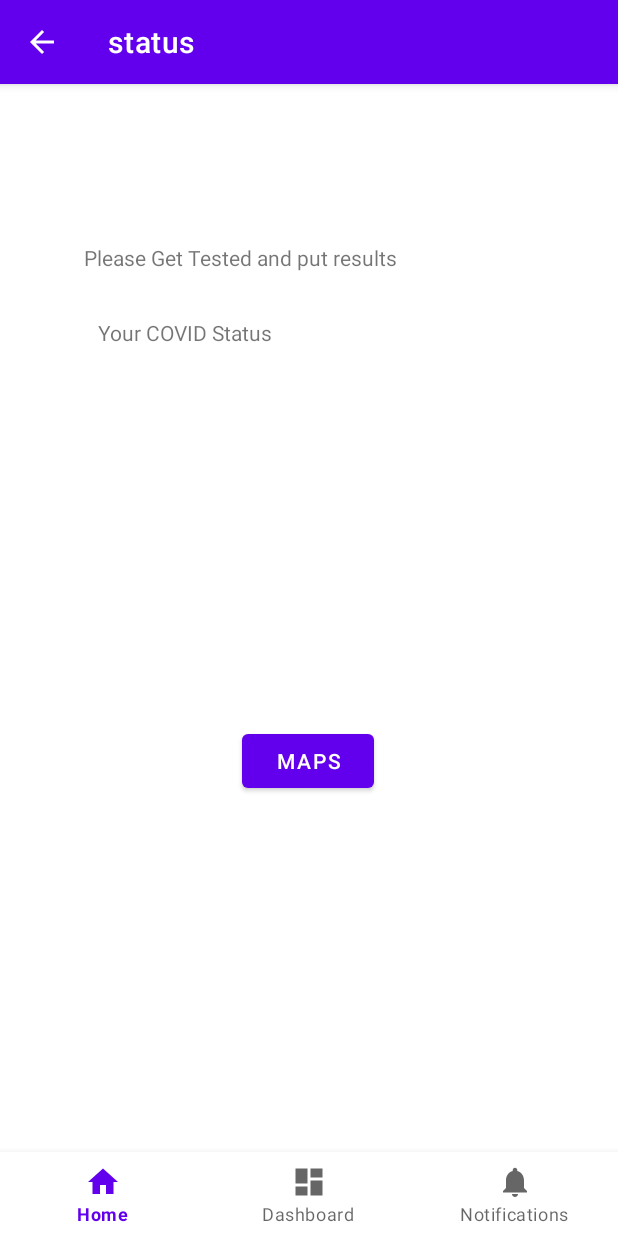
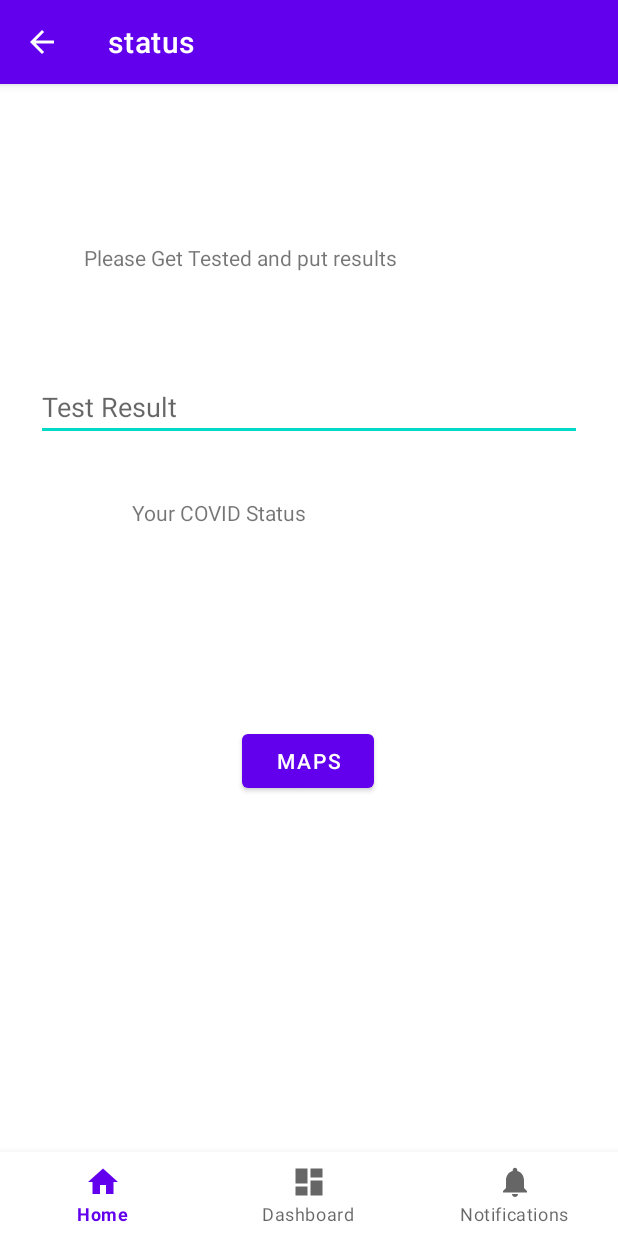
Before and after one commit to CorneliuSmith/CS113Project, an Android app: the StatusActivity screen opened directly, with no data from a screen before it, on a phone screen of 412 x 824 dp. Run offline under Robolectric (Android 15) with nearby library versions, the phone set to English and light mode, and no system bars.

Commit message:
Adding string to strings.xml and adding test result

```diff
--- a/app/src/main/res/layout/status.xml
+++ b/app/src/main/res/layout/status.xml
@@ -11,8 +11,8 @@
         android:id="@+id/nav_view"
         android:layout_width="0dp"
         android:layout_height="wrap_content"
+        android:layout_marginStart="0dp"
         android:layout_marginEnd="0dp"
-        android:layout_marginStart="0dp"
         android:background="?android:attr/windowBackground"
         app:layout_constraintBottom_toBottomOf="parent"
         app:layout_constraintLeft_toLeftOf="parent"
@@ -32,26 +32,41 @@
 
 
     <!-- Text header for COVID result -->
+
+
+    <!-- Editable text for user to enter their result -->
+
+
     <TextView
 
         android:id="@+id/Covid_Status"
         android:layout_width="268dp"
         android:layout_height="23dp"
-        android:layout_marginStart="65dp"
-        android:layout_marginTop="100dp"
+        android:layout_marginStart="88dp"
+        android:layout_marginTop="220dp"
+        android:text="@string/status_activity"
+        app:layout_constraintStart_toStartOf="parent"
+        app:layout_constraintTop_toTopOf="parent" />
+
+    <EditText
+        android:id="@+id/testResult"
+        android:layout_width="0dp"
+        android:layout_height="wrap_content"
+        android:layout_marginStart="24dp"
+        android:layout_marginTop="60dp"
+        android:layout_marginEnd="24dp"
+        android:hint="@string/test_result"
+        android:imeOptions="actionDone"
+        android:inputType="textShortMessage"
+        android:selectAllOnFocus="true"
+        app:layout_constraintBottom_toBottomOf="parent"
+        app:layout_constraintEnd_toEndOf="parent"
+        app:layout_constraintHorizontal_bias="0.0"
+
+
         app:layout_constraintStart_toStartOf="parent"
         app:layout_constraintTop_toTopOf="parent"
-        android:text="@string/status_activity"
-        />
-
-
-
-
-
-
-
-    <!-- Editable text for user to enter their result -->
-
+        app:layout_constraintVertical_bias="0.126" />
 
     <Button
         android:id="@+id/button_sta"
--- a/app/src/main/res/values/strings.xml
+++ b/app/src/main/res/values/strings.xml
@@ -16,6 +16,7 @@
 
     <!-- Status Page -->
     <string name="status_activity">Your COVID Status</string>
+    <string name="test_result">Test Result</string>
 
     <string name="title_home">Home</string>
     <string name="title_dashboard">Dashboard</string>
```
